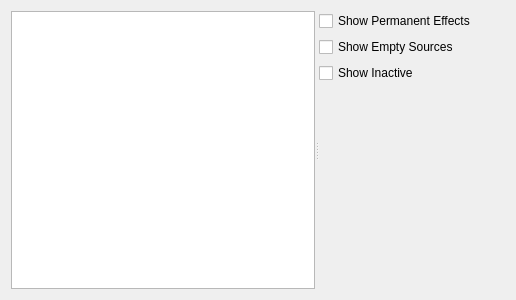
First picture: the form in widgets/effects/ui/effectwidget.ui, repository matzman666/PyPipboyApp, before the edit.
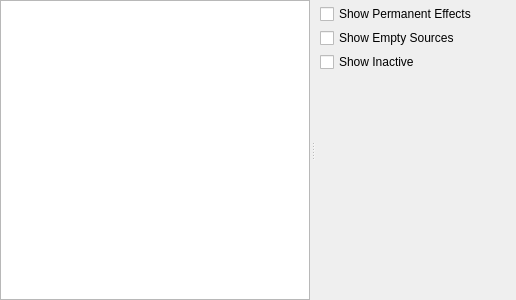
Second picture: the form after the edit.

```diff
--- a/widgets/effects/ui/effectwidget.ui
+++ b/widgets/effects/ui/effectwidget.ui
@@ -10,16 +10,52 @@
     <height>300</height>
    </rect>
   </property>
+  <property name="minimumSize">
+   <size>
+    <width>10</width>
+    <height>0</height>
+   </size>
+  </property>
   <property name="windowTitle">
    <string>Form</string>
   </property>
   <layout class="QVBoxLayout" name="verticalLayout_2">
+   <property name="spacing">
+    <number>0</number>
+   </property>
+   <property name="leftMargin">
+    <number>0</number>
+   </property>
+   <property name="topMargin">
+    <number>0</number>
+   </property>
+   <property name="rightMargin">
+    <number>0</number>
+   </property>
+   <property name="bottomMargin">
+    <number>0</number>
+   </property>
    <item>
     <widget class="QSplitter" name="splitter">
+     <property name="minimumSize">
+      <size>
+       <width>10</width>
+       <height>0</height>
+      </size>
+     </property>
      <property name="orientation">
       <enum>Qt::Horizontal</enum>
      </property>
+     <property name="handleWidth">
+      <number>6</number>
+     </property>
      <widget class="QTableView" name="effectsView">
+      <property name="minimumSize">
+       <size>
+        <width>10</width>
+        <height>0</height>
+       </size>
+      </property>
       <property name="alternatingRowColors">
        <bool>true</bool>
       </property>
@@ -34,7 +70,28 @@
       </property>
      </widget>
      <widget class="QWidget" name="widget" native="true">
+      <property name="minimumSize">
+       <size>
+        <width>10</width>
+        <height>0</height>
+       </size>
+      </property>
       <layout class="QVBoxLayout" name="verticalLayout">
+       <property name="spacing">
+        <number>4</number>
+       </property>
+       <property name="leftMargin">
+        <number>4</number>
+       </property>
+       <property name="topMargin">
+        <number>4</number>
+       </property>
+       <property name="rightMargin">
+        <number>4</number>
+       </property>
+       <property name="bottomMargin">
+        <number>4</number>
+       </property>
        <item>
         <widget class="QCheckBox" name="showPermanentCheckBox">
          <property name="text">
```
